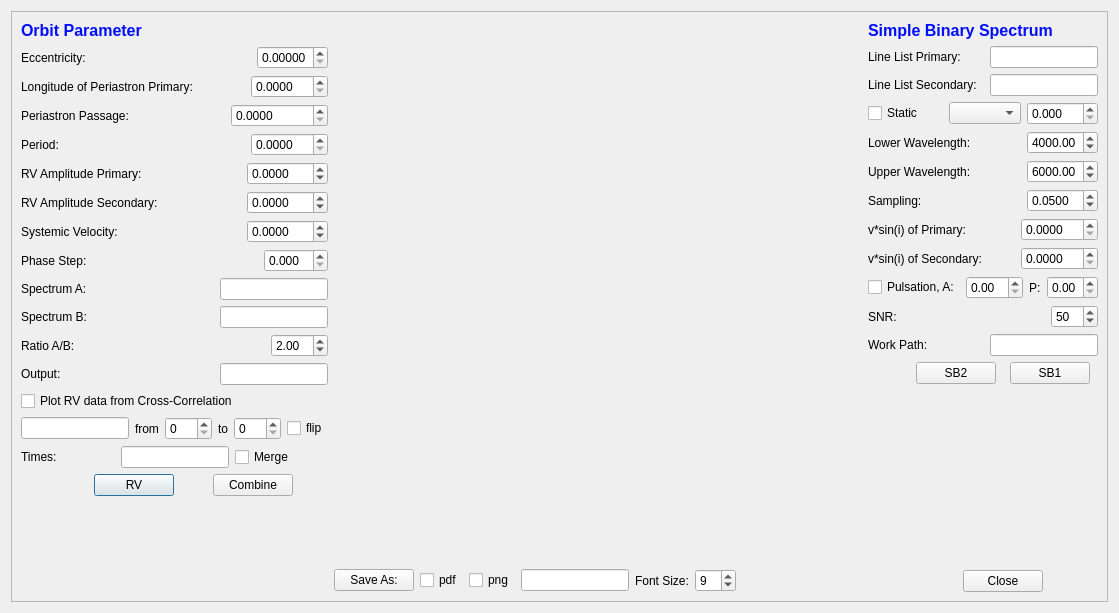
First picture: the form in CroCo/binarytool.ui, repository DPSablowski/croco, before the edit.
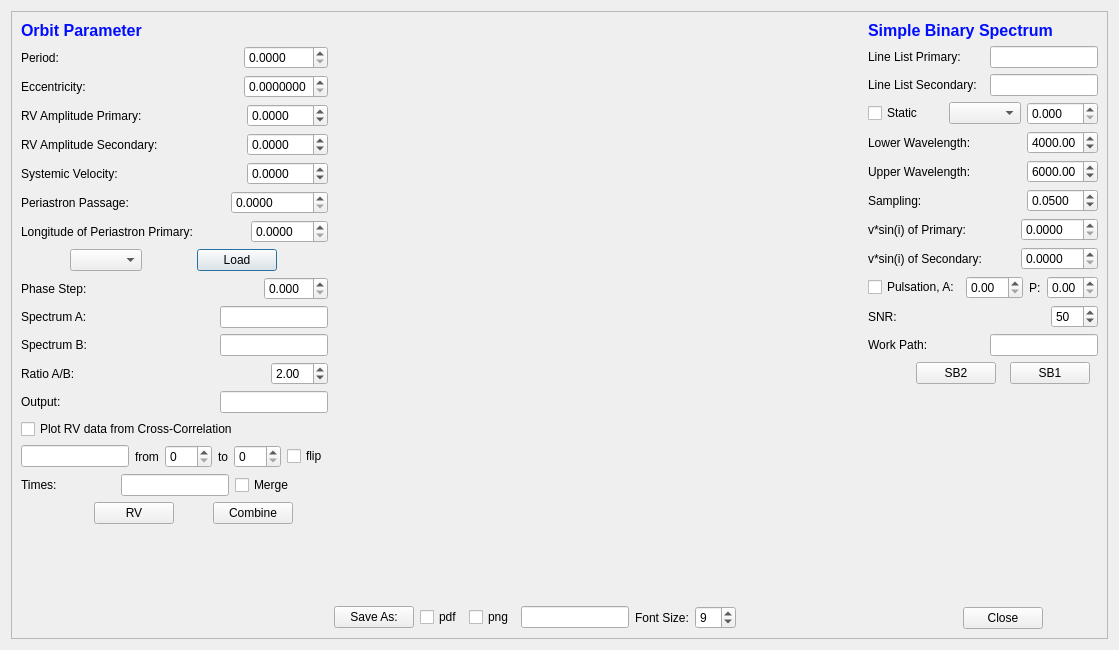
Second picture: the form after the edit. Custom widgets are drawn as their Qt base class.

```diff
--- a/CroCo/binarytool.ui
+++ b/CroCo/binarytool.ui
@@ -7,7 +7,7 @@
     <x>0</x>
     <y>0</y>
     <width>1119</width>
-    <height>613</height>
+    <height>650</height>
    </rect>
   </property>
   <property name="font">
@@ -29,8 +29,8 @@
        <rect>
         <x>0</x>
         <y>0</y>
-        <width>1086</width>
-        <height>595</height>
+        <width>1099</width>
+        <height>630</height>
        </rect>
       </property>
       <layout class="QHBoxLayout" name="horizontalLayout_21">
@@ -43,6 +43,33 @@
            </property>
           </widget>
          </item>
+         <item>
+          <layout class="QHBoxLayout" name="horizontalLayout_29">
+           <item>
+            <widget class="QLabel" name="label_21">
+             <property name="text">
+              <string>Period:</string>
+             </property>
+            </widget>
+           </item>
+           <item>
+            <widget class="QDoubleSpinBox" name="doubleSpinBox_17">
+             <property name="sizePolicy">
+              <sizepolicy hsizetype="Maximum" vsizetype="Fixed">
+               <horstretch>0</horstretch>
+               <verstretch>0</verstretch>
+              </sizepolicy>
+             </property>
+             <property name="decimals">
+              <number>4</number>
+             </property>
+             <property name="maximum">
+              <double>9999.989999999999782</double>
+             </property>
+            </widget>
+           </item>
+          </layout>
+         </item>
          <item>
           <layout class="QHBoxLayout" name="horizontalLayout_3">
            <item>
@@ -67,7 +94,7 @@
               </sizepolicy>
              </property>
              <property name="decimals">
-              <number>5</number>
+              <number>7</number>
              </property>
              <property name="maximum">
               <double>9.990000000000000</double>
@@ -76,99 +103,6 @@
            </item>
           </layout>
          </item>
-         <item>
-          <layout class="QHBoxLayout" name="horizontalLayout_4">
-           <item>
-            <widget class="QLabel" name="label_6">
-             <property name="sizePolicy">
-              <sizepolicy hsizetype="Preferred" vsizetype="Preferred">
-               <horstretch>0</horstretch>
-               <verstretch>0</verstretch>
-              </sizepolicy>
-             </property>
-             <property name="text">
-              <string>Longitude of Periastron Primary:</string>
-             </property>
-            </widget>
-           </item>
-           <item>
-            <widget class="QDoubleSpinBox" name="doubleSpinBox_4">
-             <property name="sizePolicy">
-              <sizepolicy hsizetype="Maximum" vsizetype="Fixed">
-               <horstretch>0</horstretch>
-               <verstretch>0</verstretch>
-              </sizepolicy>
-             </property>
-             <property name="decimals">
-              <number>4</number>
-             </property>
-             <property name="maximum">
-              <double>999.990000000000009</double>
-             </property>
-            </widget>
-           </item>
-          </layout>
-         </item>
-         <item>
-          <layout class="QHBoxLayout" name="horizontalLayout_5">
-           <item>
-            <widget class="QLabel" name="label_7">
-             <property name="sizePolicy">
-              <sizepolicy hsizetype="Minimum" vsizetype="Preferred">
-               <horstretch>0</horstretch>
-               <verstretch>0</verstretch>
-              </sizepolicy>
-             </property>
-             <property name="text">
-              <string>Periastron Passage:</string>
-             </property>
-            </widget>
-           </item>
-           <item>
-            <widget class="QDoubleSpinBox" name="doubleSpinBox_5">
-             <property name="sizePolicy">
-              <sizepolicy hsizetype="Maximum" vsizetype="Fixed">
-               <horstretch>0</horstretch>
-               <verstretch>0</verstretch>
-              </sizepolicy>
-             </property>
-             <property name="decimals">
-              <number>4</number>
-             </property>
-             <property name="maximum">
-              <double>999999.989999999990687</double>
-             </property>
-            </widget>
-           </item>
-          </layout>
-         </item>
-         <item>
-          <layout class="QHBoxLayout" name="horizontalLayout_29">
-           <item>
-            <widget class="QLabel" name="label_21">
-             <property name="text">
-              <string>Period:</string>
-             </property>
-            </widget>
-           </item>
-           <item>
-            <widget class="QDoubleSpinBox" name="doubleSpinBox_17">
-             <property name="sizePolicy">
-              <sizepolicy hsizetype="Maximum" vsizetype="Fixed">
-               <horstretch>0</horstretch>
-               <verstretch>0</verstretch>
-              </sizepolicy>
-             </property>
-             <property name="decimals">
-              <number>4</number>
-             </property>
-             <property name="maximum">
-              <double>999.990000000000009</double>
-             </property>
-            </widget>
-           </item>
-          </layout>
-         </item>
          <item>
           <layout class="QHBoxLayout" name="horizontalLayout_6">
            <item>
@@ -270,6 +204,9 @@
              <property name="minimum">
               <double>-999.000000000000000</double>
              </property>
+             <property name="maximum">
+              <double>999.990000000000009</double>
+             </property>
              <property name="value">
               <double>0.000000000000000</double>
              </property>
@@ -277,6 +214,99 @@
            </item>
           </layout>
          </item>
+         <item>
+          <layout class="QHBoxLayout" name="horizontalLayout_5">
+           <item>
+            <widget class="QLabel" name="label_7">
+             <property name="sizePolicy">
+              <sizepolicy hsizetype="Minimum" vsizetype="Preferred">
+               <horstretch>0</horstretch>
+               <verstretch>0</verstretch>
+              </sizepolicy>
+             </property>
+             <property name="text">
+              <string>Periastron Passage:</string>
+             </property>
+            </widget>
+           </item>
+           <item>
+            <widget class="QDoubleSpinBox" name="doubleSpinBox_5">
+             <property name="sizePolicy">
+              <sizepolicy hsizetype="Maximum" vsizetype="Fixed">
+               <horstretch>0</horstretch>
+               <verstretch>0</verstretch>
+              </sizepolicy>
+             </property>
+             <property name="decimals">
+              <number>4</number>
+             </property>
+             <property name="maximum">
+              <double>9999999.990000000223517</double>
+             </property>
+            </widget>
+           </item>
+          </layout>
+         </item>
+         <item>
+          <layout class="QHBoxLayout" name="horizontalLayout_4">
+           <item>
+            <widget class="QLabel" name="label_6">
+             <property name="sizePolicy">
+              <sizepolicy hsizetype="Preferred" vsizetype="Preferred">
+               <horstretch>0</horstretch>
+               <verstretch>0</verstretch>
+              </sizepolicy>
+             </property>
+             <property name="text">
+              <string>Longitude of Periastron Primary:</string>
+             </property>
+            </widget>
+           </item>
+           <item>
+            <widget class="QDoubleSpinBox" name="doubleSpinBox_4">
+             <property name="sizePolicy">
+              <sizepolicy hsizetype="Maximum" vsizetype="Fixed">
+               <horstretch>0</horstretch>
+               <verstretch>0</verstretch>
+              </sizepolicy>
+             </property>
+             <property name="decimals">
+              <number>4</number>
+             </property>
+             <property name="maximum">
+              <double>999.990000000000009</double>
+             </property>
+            </widget>
+           </item>
+          </layout>
+         </item>
+         <item>
+          <layout class="QHBoxLayout" name="horizontalLayout_31">
+           <item>
+            <widget class="QComboBox" name="comboBox_2">
+             <property name="sizePolicy">
+              <sizepolicy hsizetype="Maximum" vsizetype="Fixed">
+               <horstretch>0</horstretch>
+               <verstretch>0</verstretch>
+              </sizepolicy>
+             </property>
+            </widget>
+           </item>
+           <item>
+            <widget class="QPushButton" name="pushButton_7">
+             <property name="sizePolicy">
+              <sizepolicy hsizetype="Maximum" vsizetype="Fixed">
+               <horstretch>0</horstretch>
+               <verstretch>0</verstretch>
+              </sizepolicy>
+             </property>
+             <property name="text">
+              <string>Load</string>
+             </property>
+            </widget>
+           </item>
+          </layout>
+         </item>
          <item>
           <layout class="QHBoxLayout" name="horizontalLayout_10">
            <item>
```
